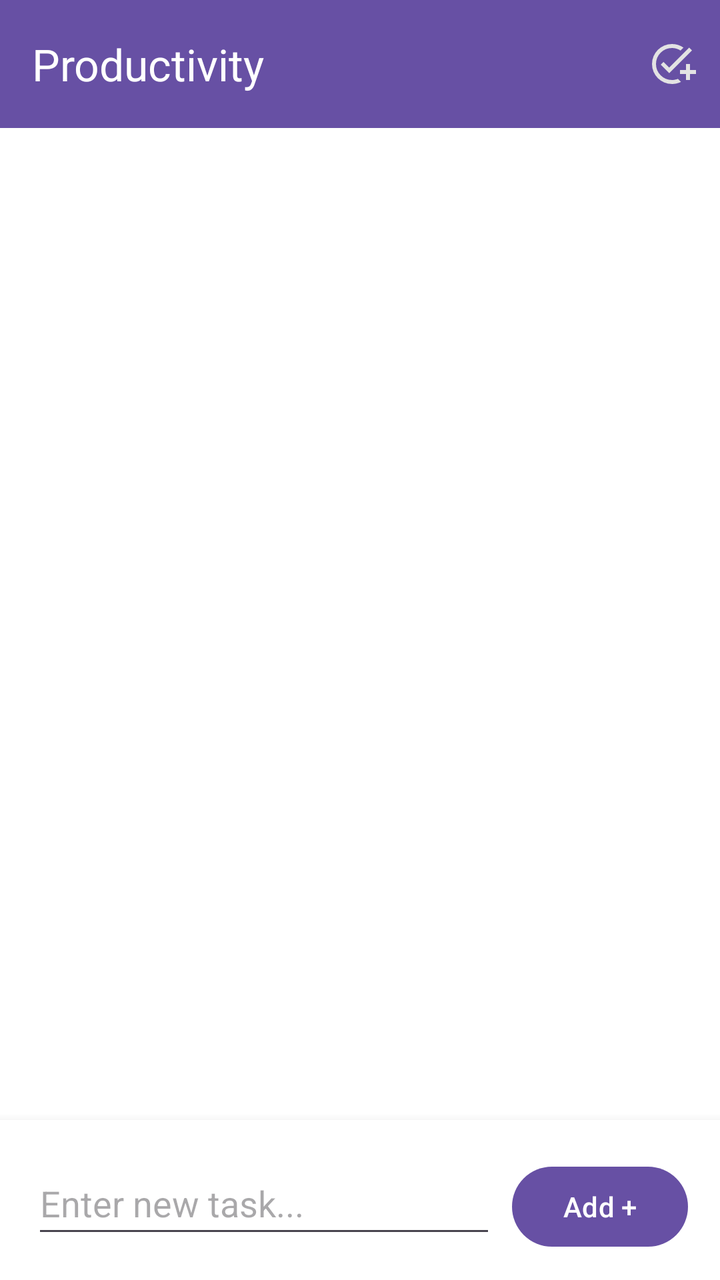
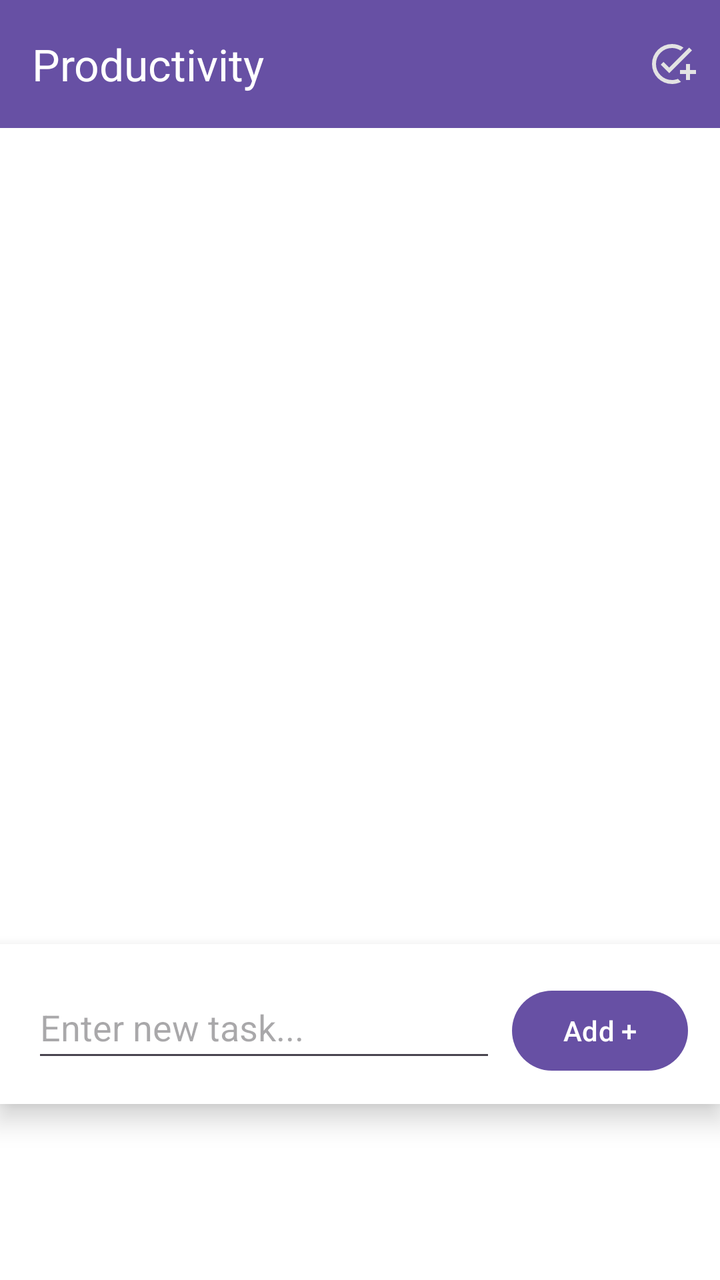

Two renders of the same Android screen: before a commit and after it. Below are the layout's source before the change and the commit's diff.
<!-- AndroidManifest.xml: application theme Theme.BetweenUs -->
<!-- res/layout/fragment_productivity.xml -->
<?xml version="1.0" encoding="utf-8"?>
<androidx.constraintlayout.widget.ConstraintLayout
    xmlns:android="http://schemas.android.com/apk/res/android"
    xmlns:app="http://schemas.android.com/apk/res-auto"
    xmlns:tools="http://schemas.android.com/tools"
    android:layout_width="match_parent"
    android:layout_height="match_parent"
    android:background="@color/white">

    
    <com.google.android.material.appbar.MaterialToolbar
        android:id="@+id/productivityToolbar"
        android:layout_width="0dp"
        android:layout_height="wrap_content"
        android:background="?attr/colorPrimary"
        app:title="Productivity"
        app:titleTextColor="@android:color/white"
        app:menu="@menu/productivity_menu"
        app:layout_constraintTop_toTopOf="parent"
        app:layout_constraintStart_toStartOf="parent"
        app:layout_constraintEnd_toEndOf="parent" />

    
    <androidx.recyclerview.widget.RecyclerView
        android:id="@+id/taskRecyclerView"
        android:layout_width="0dp"
        android:layout_height="0dp"
        android:padding="12dp"
        app:layout_constraintTop_toBottomOf="@id/productivityToolbar"
        app:layout_constraintBottom_toTopOf="@id/addTaskLayout"
        app:layout_constraintStart_toStartOf="parent"
        app:layout_constraintEnd_toEndOf="parent" />

    
    <LinearLayout
        android:id="@+id/addTaskLayout"
        android:layout_width="match_parent"
        android:layout_height="wrap_content"
        android:orientation="horizontal"
        android:padding="16dp"
        android:background="@color/white"
        android:elevation="8dp"
        app:layout_constraintBottom_toBottomOf="parent"
        app:layout_constraintStart_toStartOf="parent"
        app:layout_constraintEnd_toEndOf="parent">

        <EditText
            android:id="@+id/et_task_input"
            android:layout_width="0dp"
            android:layout_height="wrap_content"
            android:layout_weight="1"
            android:hint="Enter new task..."
            android:inputType="textCapSentences"
            android:minHeight="48dp" />

        <Button
            android:id="@+id/btn_add_task"
            android:layout_width="wrap_content"
            android:layout_height="wrap_content"
            android:layout_marginStart="8dp"
            android:text="Add +" />

    </LinearLayout>

</androidx.constraintlayout.widget.ConstraintLayout>
<!-- resources referenced by this layout -->
<resources>
  <color name="white">#FFFFFFFF</color>
  <style name="Theme.BetweenUs" parent="Theme.MaterialComponents.DayNight.DarkActionBar">
          
          <item name="colorPrimary">@color/purple_500</item>
          <item name="colorPrimaryVariant">@color/purple_700</item>
          <item name="colorOnPrimary">@color/white</item>
          
          <item name="colorSecondary">@color/teal_200</item>
          <item name="colorSecondaryVariant">@color/teal_700</item>
          <item name="colorOnSecondary">@color/black</item>
          
          <item name="android:statusBarColor">?attr/colorPrimaryVariant</item>
          
      </style>
  <color name="purple_500">#FF6200EE</color>
  <color name="purple_700">#FF3700B3</color>
  <color name="teal_200">#FF03DAC5</color>
  <color name="teal_700">#FF018786</color>
  <color name="black">#FF000000</color>
</resources>

<!-- the commit's change to res/layout/fragment_productivity.xml (unified diff, before → after) -->
@@ -36,13 +36,15 @@
         android:id="@+id/addTaskLayout"
         android:layout_width="match_parent"
         android:layout_height="wrap_content"
+        android:layout_marginBottom="88dp"
+        android:background="@color/white"
+        android:elevation="8dp"
         android:orientation="horizontal"
         android:padding="16dp"
-        android:background="@color/white"
-        android:elevation="8dp"
         app:layout_constraintBottom_toBottomOf="parent"
-        app:layout_constraintStart_toStartOf="parent"
-        app:layout_constraintEnd_toEndOf="parent">
+        app:layout_constraintEnd_toEndOf="parent"
+        app:layout_constraintHorizontal_bias="0.0"
+        app:layout_constraintStart_toStartOf="parent">
 
         <EditText
             android:id="@+id/et_task_input"
